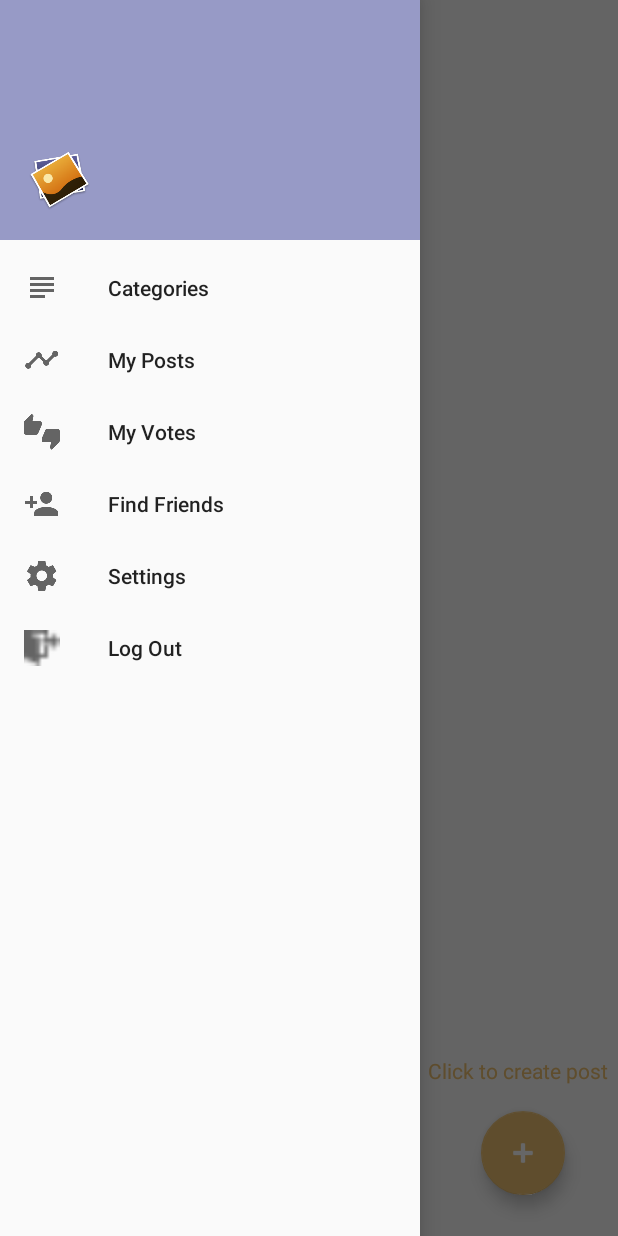
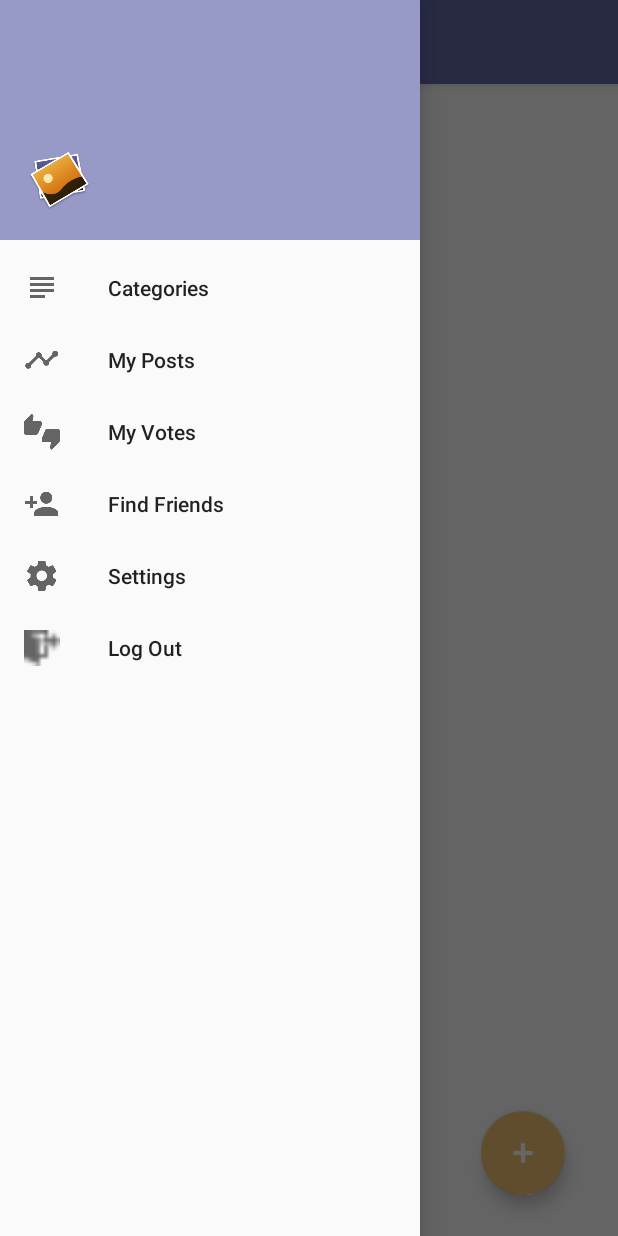
Before and after one commit to nachmikott/Pollster, an Android app: the LiveFeedActivity screen opened directly, with no data from a screen before it, with the side drawer open, on a phone screen of 412 x 824 dp. Run offline under Robolectric (Android 15) with nearby library versions, the phone set to English and light mode, and no system bars; our stand-ins replace Firebase (no records; nobody signed in at launch, a user with empty details on screens opened directly), Picasso.

```diff
--- a/app/src/main/java/edu/umd/cs/pollsternav/LiveFeedActivity.java
+++ b/app/src/main/java/edu/umd/cs/pollsternav/LiveFeedActivity.java
@@ -1,6 +1,7 @@
 package edu.umd.cs.pollsternav;
 
 import android.app.Activity;
+import android.content.DialogInterface;
 import android.content.Intent;
 import android.media.Image;
 import android.opengl.Visibility;
@@ -14,6 +15,7 @@ import android.app.ProgressDialog;
 import android.graphics.drawable.Drawable;
 import android.support.v4.view.GestureDetectorCompat;
 import android.support.v4.view.MotionEventCompat;
+import android.support.v7.app.AlertDialog;
 import android.util.Log;
 import android.view.GestureDetector;
 import android.view.Gravity;
@@ -58,8 +60,7 @@ import com.google.firebase.storage.StorageReference;
 import com.squareup.picasso.Picasso;
 
 public class LiveFeedActivity extends AppCompatActivity
-        implements NavigationView.OnNavigationItemSelectedListener,
-        View.OnTouchListener {
+        implements NavigationView.OnNavigationItemSelectedListener, View.OnTouchListener {
     public int REQUEST_CODE_CHANGE_CATEGORIES = 1;
     private static final int REQUEST_CODE_ADD_NEW_POST = 2;
     private static final String EXTRA_POST_TITLE = "EXTRA_POST_TITLE";
@@ -98,10 +99,6 @@ public class LiveFeedActivity extends AppCompatActivity
     int touchDownX;
     int touchDownY;
     long swipeDur;
-
-    public TextView swipe_instr;
-    public TextView add_instr;
-
 
     @Override
     protected void onCreate(Bundle savedInstanceState) {
@@ -205,10 +202,8 @@ public class LiveFeedActivity extends AppCompatActivity
 
         liveFeedFlipper.setOnTouchListener(LiveFeedActivity.this);
 
-        swipe_instr = (TextView) findViewById(R.id.swipe_instructions);
-        add_instr = (TextView) findViewById(R.id.add_instructions);
-        swipe_instr.setTextColor(Color.parseColor("#6469AA"));
-        add_instr.setTextColor(Color.parseColor("#EFC270"));
+        //Pop-up for instructions
+        showSwipeInstructions();
     }
 
 
@@ -279,8 +274,30 @@ public class LiveFeedActivity extends AppCompatActivity
         return true;
     }
 
+    public void showSwipeInstructions() {
+        //Show the alert dialog to the user
+
+        ImageView iv = new ImageView(this);
+        iv.setImageResource(R.drawable.swipe_left);
+
+        new AlertDialog.Builder(this)
+                .setTitle("Swipe to see next")
+                .setMessage("Swipe left to see the next post")
+                .setView(iv)
+                .setPositiveButton("OK", new DialogInterface.OnClickListener() {
+                    public void onClick(DialogInterface dialog, int whichButton) {
+                        //Nothing
+                    }
+                })
+                .setCancelable(false)
+                .show();
+    }
+
     // This is called by the 'getPostsFromFirebase()' method after having collected all the posts
     private void setFlipperContent(ArrayList<Post> postList) {
+        postsInViewFlipper = new ArrayList<>();
+
+        liveFeedFlipper.removeAllViews();
 
         // Traverse through each post
         for (int i = 0; i < postList.size(); i++) {
@@ -299,6 +316,7 @@ public class LiveFeedActivity extends AppCompatActivity
 
             // Add the view to the liveFeedFlipper.
             liveFeedFlipper.addView(view);
+            postsInViewFlipper.add(postList.get(i));
 
             //Fill in the ImageViews with the actual thumbnail of this picture.
             image1 = (ImageView) view.findViewById(R.id.first_image);
@@ -479,6 +497,8 @@ public class LiveFeedActivity extends AppCompatActivity
         databaseReference.child("posts").addValueEventListener(new ValueEventListener() {
             @Override
             public void onDataChange(DataSnapshot dataSnapshot) {
+                postList.removeAll(postList);
+
                 //Get all the children at this level
                 Iterable<DataSnapshot> posts = dataSnapshot.getChildren();
 
@@ -490,12 +510,13 @@ public class LiveFeedActivity extends AppCompatActivity
                             = CategoriesFragment.Categories.valueOf(post.getCategory().toUpperCase());
 
                     // Only take in OTHER PEOPLES posts of the RIGHT Categories
-                    if(!userName.equals(post.getUsername()) && preferedCategories.contains(categoryOfPost))
+                    if(!userName.equals(post.getUsername()) && preferedCategories.contains(categoryOfPost)) {
                         postList.add(post);
                         //Add the title and the actual name
                         String value = child.getKey().toString();
 
                         postTitleToFirebaseIdName.put(post.getTitle(), value);
+                    }
                 }
 
                 // When were done going through all the posts.
@@ -527,8 +548,44 @@ public class LiveFeedActivity extends AppCompatActivity
 
                 Log.d("dur",""+(System.currentTimeMillis() - swipeDur));
                 if (System.currentTimeMillis() - swipeDur < 500 && x < touchDownX) {
-                    Toast.makeText(getBaseContext(), "Showing Next", Toast.LENGTH_SHORT).show();
-                    liveFeedFlipper.showNext();
+                    //THIS IS JUST FOR THE TIME BEING, WE WANT TO MOVE ONTO A NEXT POST BY A FLING THROUGH A GESTURE
+                    if(liveFeedFlipper.getDisplayedChild() != liveFeedFlipper.getChildCount()) {
+                        try {
+                            //Getting the Votes of each image
+                            TextView textViewVote1 = (TextView) liveFeedFlipper.getCurrentView().findViewById(R.id.upVote_for_post_1);
+                            TextView textViewVote2 = (TextView) liveFeedFlipper.getCurrentView().findViewById(R.id.upVote_for_post_2);
+                            int vote1 = Integer.parseInt(textViewVote1.getText().toString());
+                            int vote2 = Integer.parseInt(textViewVote2.getText().toString());
+
+                            //Determining which one was voted on last
+                            ImageView votedFirst = (ImageView) liveFeedFlipper.getCurrentView().findViewById(R.id.voted_first);
+                            ImageView votedSecond = (ImageView) liveFeedFlipper.getCurrentView().findViewById(R.id.voted_second);
+
+                            //Getting actual Post object corresponding to current view
+                            Post post = postsInViewFlipper.get(liveFeedFlipper.getDisplayedChild());
+
+                            String keyValueFromFirebase = postTitleToFirebaseIdName.get(post.getTitle());
+
+                            if(votedFirst.getVisibility() == View.VISIBLE) { //Means that the user voted for the first Image
+                                System.out.println("USER VOTED FOR FIRST IMAGE. SO WE WILL UPDATE THAT VOTE");
+                                firesBaseDatabase.child("posts").child(keyValueFromFirebase).child("votes1").setValue(vote1);
+                            } else if (votedSecond.getVisibility() == View.VISIBLE) {
+                                System.out.println("USER VOTED FOR SECOND IMAGE. SO WE WILL UPDATE THAT VOTE");
+                                firesBaseDatabase.child("posts").child(keyValueFromFirebase).child("votes2").setValue(vote2);
+                            } else {
+                                //THE USER DIDN'T VOTE FOR ANYTHING SO WE WON"T DO ANYTHING
+                            }
+                        } catch (Exception e) {
+                            System.out.println("Something went wrong!");
+                        }
+
+                        //TODO: HERE WE MUST CHECK IF THE USER HAS GONE THROUGH ALL THE POSTS HE CAN POSSIBLY GO THROUGH (YOU DON"T WANT TO GO BACK TO THE BEGINNING)
+                        //WE WILL HAVE TO DISPLAY "SORRY, NO MORE POSTS FOR NOW, TRY CHANGING YOUR CATEGORY PREFERENCES, OR TRY AGAIN LATER, WHEN MORE FRIENDS POST!
+                        liveFeedFlipper.showNext();
+                    } else {
+                        TextView ending = (TextView) liveFeedFlipper.getCurrentView().findViewById(R.id.no_more_posts);
+                        ending.setVisibility(View.VISIBLE);
+                    }
                 }
                 break;
         }
--- a/app/src/main/res/layout/live_feed_main.xml
+++ b/app/src/main/res/layout/live_feed_main.xml
@@ -7,21 +7,26 @@
     android:fitsSystemWindows="true"
     tools:context="edu.umd.cs.pollsternav.LiveFeedActivity">
 
-
     <android.support.design.widget.AppBarLayout
         android:layout_width="match_parent"
         android:layout_height="wrap_content"
         android:theme="@style/AppTheme.AppBarOverlay">
 
+        <android.support.v7.widget.Toolbar
+            android:id="@+id/toolbar"
+            android:layout_width="match_parent"
+            android:layout_height="?attr/actionBarSize"
+            android:background="?attr/colorPrimary"
+            app:popupTheme="@style/AppTheme.PopupOverlay" />
+
     </android.support.design.widget.AppBarLayout>
 
+    <ViewFlipper
+        android:id="@+id/viewFlipperForPosts"
+        android:layout_width="match_parent"
+        android:layout_height="match_parent">
+    </ViewFlipper>
 
-    <TextView
-        android:text="Click to create post  "
-        android:layout_width="wrap_content"
-        android:layout_height="120dp"
-        android:id="@+id/add_instructions"
-        android:layout_gravity="bottom|right"/>
 
     <android.support.design.widget.FloatingActionButton
         android:id="@+id/add_new_post"
@@ -37,26 +42,11 @@
         android:layout_alignParentRight="true"
         android:layout_alignParentEnd="true" />
 
-    <TextView
-        android:text="  Swipe to see next"
+    <Button
+        android:id="@+id/nextButton"
         android:layout_width="wrap_content"
-        android:layout_height="120dp"
-        android:id="@+id/swipe_instructions"
-        android:layout_gravity="bottom|left"/>
-
-    <ImageView
-        android:layout_width="100dp"
-        android:layout_height="100dp"
-        app:srcCompat="@drawable/swipe_left"
-        android:id="@+id/swipeImage"
-        android:layout_gravity="bottom|left" />
-
-    <ViewFlipper
-        android:id="@+id/viewFlipperForPosts"
-        android:layout_width="match_parent"
-        android:layout_height="match_parent">
-
-    </ViewFlipper>
+        android:layout_height="wrap_content"
+        android:layout_gravity="bottom"/>
 
 
 </android.support.design.widget.CoordinatorLayout>
```
